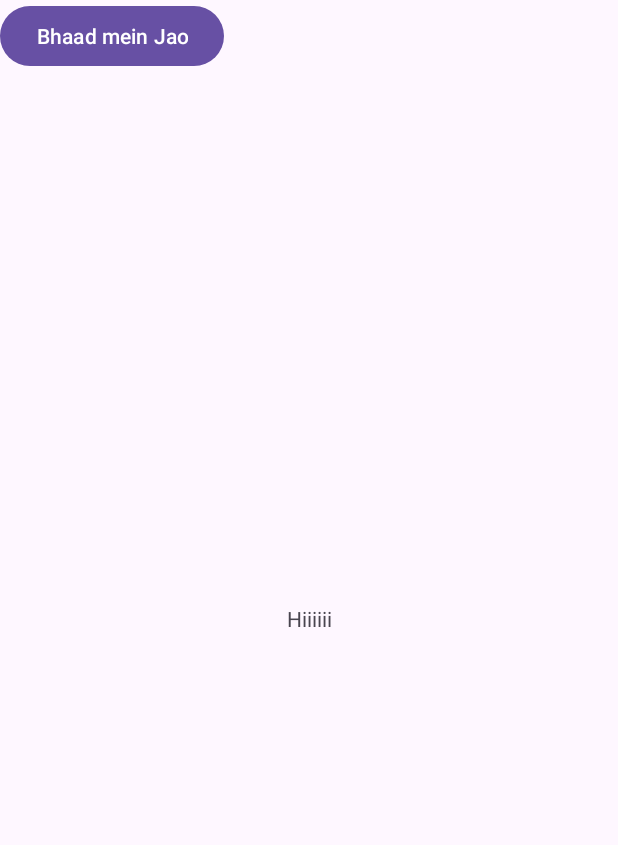
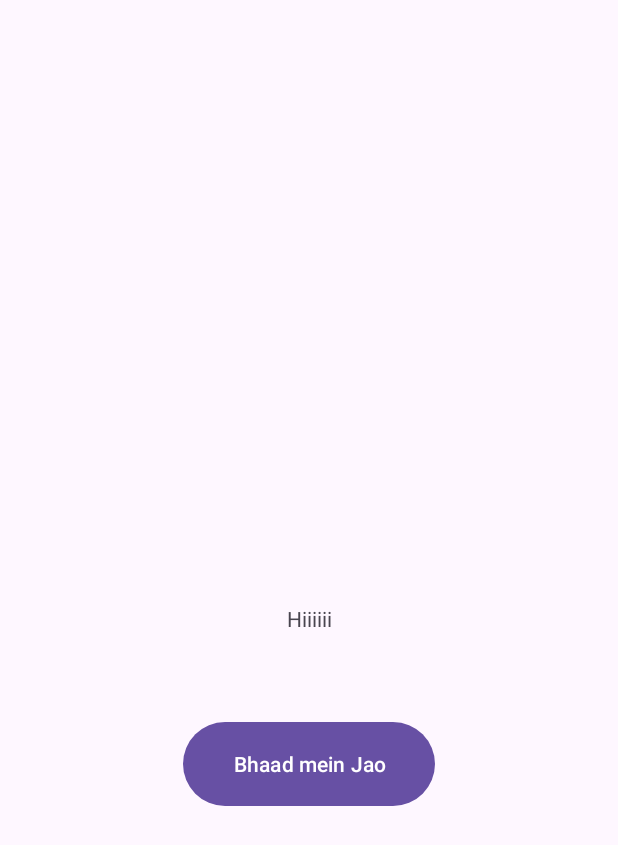
Before and after one commit to UnifoK/temp, an Android app: the screen it shows after launch (MainActivity), on a phone screen of 412 x 824 dp. Shown: the top 845 px of the screen. Run offline under Robolectric (Android 15) with nearby library versions, the phone set to English and light mode, and no system bars.

Commit message:
second commit

```diff
--- a/app/src/main/res/layout/activity_main.xml
+++ b/app/src/main/res/layout/activity_main.xml
@@ -8,6 +8,7 @@
     tools:context=".MainActivity">
 
     <TextView
+        android:id="@+id/textView"
         android:layout_width="wrap_content"
         android:layout_height="wrap_content"
         android:text="Hiiiiii"
@@ -18,10 +19,13 @@
 
     <Button
         android:id="@+id/button"
-        android:layout_width="wrap_content"
-        android:layout_height="wrap_content"
+        android:layout_width="168dp"
+        android:layout_height="64dp"
         android:text="Bhaad mein Jao"
-        tools:layout_editor_absoluteX="130dp"
-        tools:layout_editor_absoluteY="471dp" />
+        app:layout_constraintBottom_toBottomOf="parent"
+        app:layout_constraintEnd_toEndOf="parent"
+        app:layout_constraintStart_toStartOf="parent"
+        app:layout_constraintTop_toTopOf="parent"
+        app:layout_constraintVertical_bias="0.628" />
 
 </androidx.constraintlayout.widget.ConstraintLayout>
```
